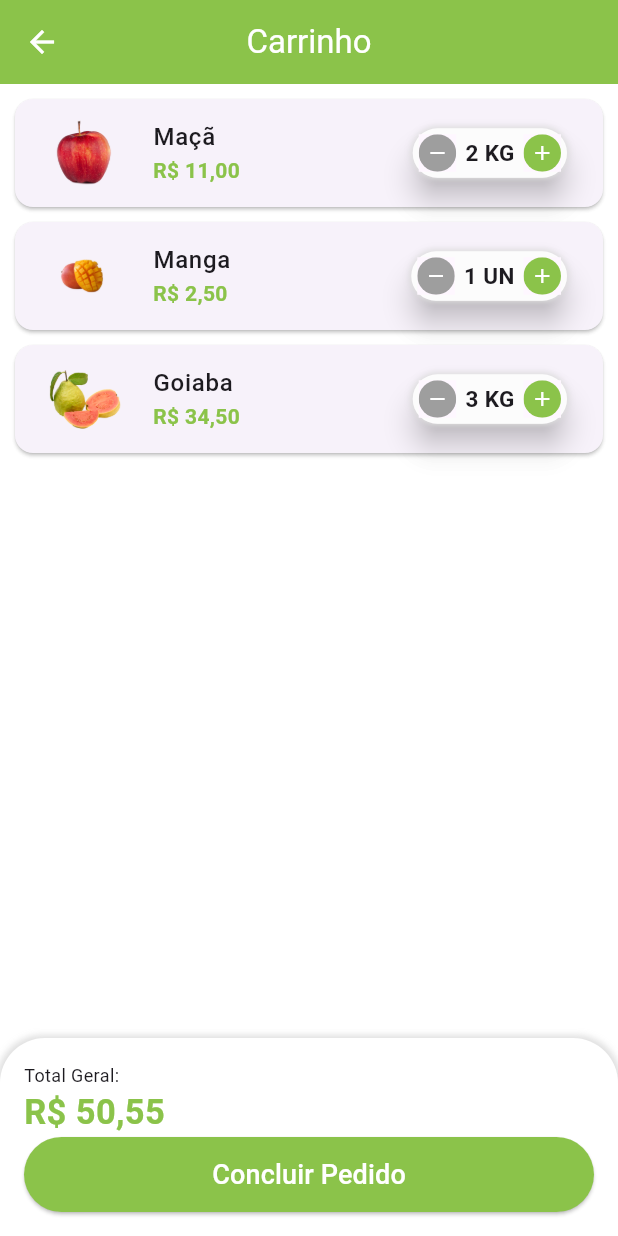
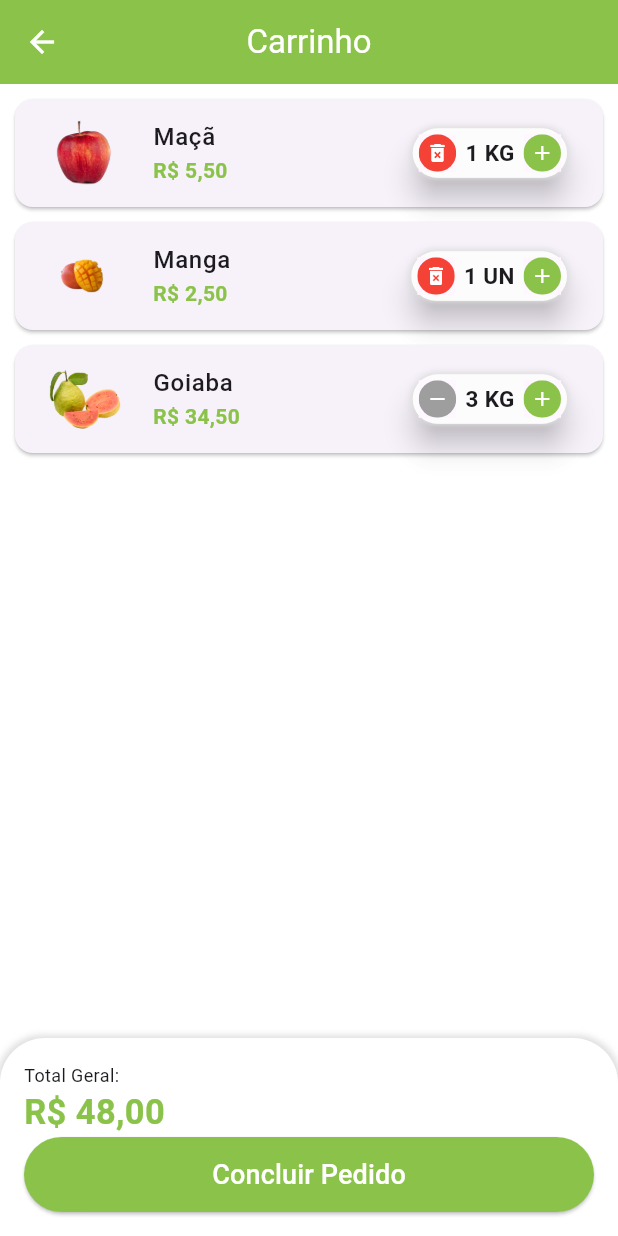
Before and after one commit to iraponan/greengrocer, a Flutter app: the CartTab screen opened directly, after a tap on the "remove" icon, on a phone screen of 412 x 824 dp. Run offline on Flutter 3.47's test engine with Material 3 defaults, Android fonts, the phone set to English and light mode, and no system bars; our stand-ins replace animated_text_kit, brasil_fields; missing offline and left inert: bottom_bar_matu.

Commit message:
Incrementando o widget de quantidade.

```diff
--- a/lib/src/screens/base/base_screen.dart
+++ b/lib/src/screens/base/base_screen.dart
@@ -18,7 +18,7 @@ class _BaseScreenState extends State<BaseScreen> {
   Widget build(BuildContext context) {
     final PageController pageController = PageController();
 
-    int selectedPage = 1;
+    int selectedPage = 0;
     Color colorSelected = Colors.white;
     Color colorUnselected = Colors.white.withAlpha(100);
 
--- a/lib/src/screens/cart/cart_tab.dart
+++ b/lib/src/screens/cart/cart_tab.dart
@@ -2,11 +2,17 @@ import 'package:brasil_fields/brasil_fields.dart';
 import 'package:flutter/material.dart';
 import 'package:greengrocer/src/config/custom_colors.dart';
 import 'package:greengrocer/src/data/items.dart' as items_data;
+import 'package:greengrocer/src/models/cart_item.dart';
 import 'package:greengrocer/src/screens/cart/components/cart_tile.dart';
 
-class CartTab extends StatelessWidget {
+class CartTab extends StatefulWidget {
   const CartTab({super.key});
 
+  @override
+  State<CartTab> createState() => _CartTabState();
+}
+
+class _CartTabState extends State<CartTab> {
   @override
   Widget build(BuildContext context) {
     return Scaffold(
@@ -21,6 +27,7 @@ class CartTab extends StatelessWidget {
               itemCount: items_data.cartItems.length,
               itemBuilder: (context, index) => CartTile(
                 cartItem: items_data.cartItems[index],
+                remove: removeItemFromCart,
               ),
             ),
           ),
@@ -49,7 +56,7 @@ class CartTab extends StatelessWidget {
                   ),
                 ),
                 Text(
-                  UtilBrasilFields.obterReal(50.55, moeda: true),
+                  UtilBrasilFields.obterReal(cartTotalPrice(), moeda: true),
                   style: TextStyle(
                     fontSize: 23,
                     color: CustomColors.customSwathColor,
@@ -75,4 +82,18 @@ class CartTab extends StatelessWidget {
       ),
     );
   }
+
+  void removeItemFromCart(CartItemModel cartItem) {
+    setState(() {
+      items_data.cartItems.remove(cartItem);
+    });
+  }
+
+  double cartTotalPrice() {
+    double total = 0;
+    for (var item in items_data.cartItems) {
+      total += item.totalPrice();
+    }
+    return total;
+  }
 }
--- a/lib/src/screens/cart/components/cart_tile.dart
+++ b/lib/src/screens/cart/components/cart_tile.dart
@@ -4,11 +4,21 @@ import 'package:greengrocer/src/config/custom_colors.dart';
 import 'package:greengrocer/src/models/cart_item.dart';
 import 'package:greengrocer/src/screens/common_widgets/quantity_widget.dart';
 
-class CartTile extends StatelessWidget {
-  const CartTile({super.key, required this.cartItem});
+class CartTile extends StatefulWidget {
+  const CartTile({
+    super.key,
+    required this.cartItem,
+    required this.remove,
+  });
 
   final CartItemModel cartItem;
+  final Function(CartItemModel) remove;
 
+  @override
+  State<CartTile> createState() => _CartTileState();
+}
+
+class _CartTileState extends State<CartTile> {
   @override
   Widget build(BuildContext context) {
     return Card(
@@ -16,13 +26,13 @@ class CartTile extends StatelessWidget {
       child: ListTile(
         // # Imagem #
         leading: Image.asset(
-          cartItem.item.imgUrl,
+          widget.cartItem.item.imgUrl,
           height: 60,
           width: 60,
         ),
         // # Título #
         title: Text(
-          cartItem.item.itemName,
+          widget.cartItem.item.itemName,
           style: const TextStyle(
             fontWeight: FontWeight.w500,
           ),
@@ -30,7 +40,7 @@ class CartTile extends StatelessWidget {
         // # Total #
         subtitle: Text(
           UtilBrasilFields.obterReal(
-            cartItem.totalPrice(),
+            widget.cartItem.totalPrice(),
             moeda: true,
           ),
           style: TextStyle(
@@ -40,9 +50,15 @@ class CartTile extends StatelessWidget {
         ),
         // # Quantidade #
         trailing: QuantityWidget(
-          quantity: cartItem.quantity,
-          suffixText: cartItem.item.unit,
-          result: (quantity) {},
+          quantity: widget.cartItem.quantity,
+          suffixText: widget.cartItem.item.unit,
+          isRemovable: true,
+          result: (quantity) => setState(() {
+            widget.cartItem.quantity = quantity;
+            if (quantity == 0) {
+              widget.remove(widget.cartItem);
+            }
+          }),
         ),
       ),
     );
--- a/lib/src/screens/common_widgets/quantity_widget.dart
+++ b/lib/src/screens/common_widgets/quantity_widget.dart
@@ -7,12 +7,14 @@ class QuantityWidget extends StatelessWidget {
     super.key,
     required this.quantity,
     required this.suffixText,
+    required this.isRemovable,
     required this.result,
   });
 
   final int quantity;
   final String suffixText;
   final Function(int quantity) result;
+  final bool isRemovable;
 
   @override
   Widget build(BuildContext context) {
@@ -36,10 +38,12 @@ class QuantityWidget extends StatelessWidget {
           mainAxisSize: MainAxisSize.min,
           children: [
             QuantityButton(
-              iconData: Icons.remove,
-              color: Colors.grey,
+              iconData: !isRemovable || quantity > 1
+                  ? Icons.remove
+                  : Icons.delete_forever,
+              color: !isRemovable || quantity > 1 ? Colors.grey : Colors.red,
               onTap: () {
-                if (quantity == 1) {
+                if (quantity == 1 && !isRemovable) {
                   return;
                 }
                 int resultCount = quantity - 1;
--- a/lib/src/screens/product/product.dart
+++ b/lib/src/screens/product/product.dart
@@ -70,6 +70,7 @@ class _ProductScreenState extends State<ProductScreen> {
                           QuantityWidget(
                             quantity: cartItemQuantity,
                             suffixText: widget.item.unit,
+                            isRemovable: false,
                             result: (quantity) => setState(() {
                               cartItemQuantity = quantity;
                             }),
```
